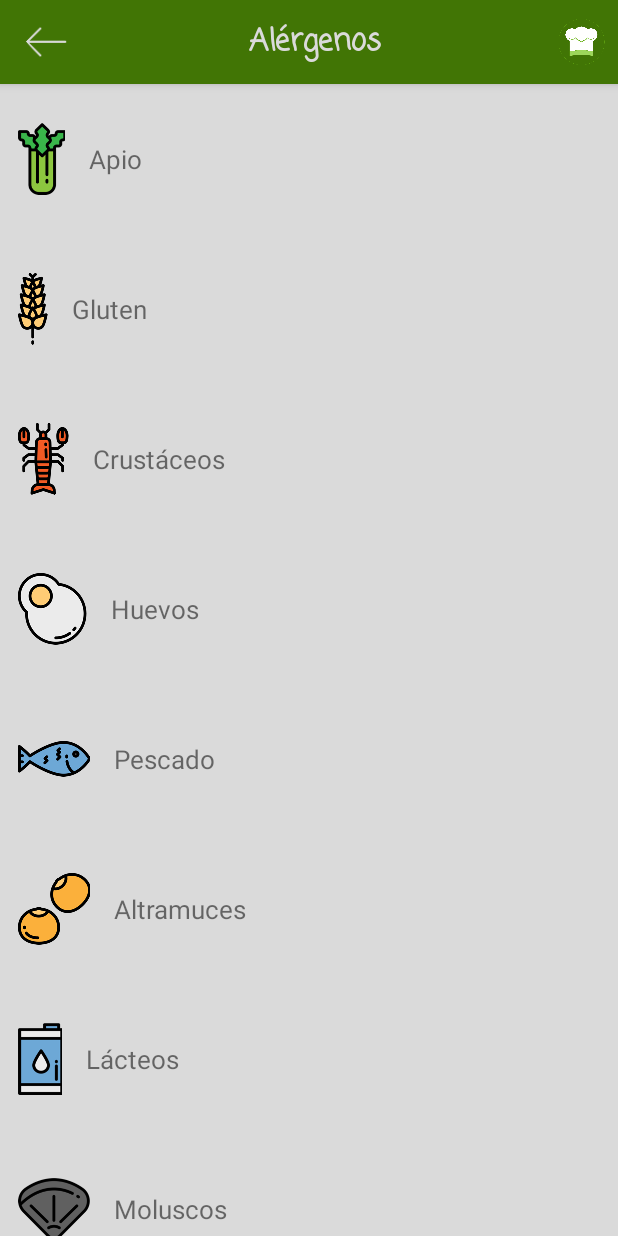
After one commit to KCBootcamp/KCMyRestaurant, an Android app: the AllergensListFragment screen opened directly, with no data from a screen before it, on a phone screen of 412 x 824 dp. The commit adds this screen. Run offline under Robolectric (Android 15) with nearby library versions, the phone set to English and light mode, and no system bars; our stand-ins replace Picasso; network calls fail.

Commit message:
Implemented Allergens Activity, created list fragment with adapter for allergens

```diff
--- a/app/src/main/java/es/bhavishchandnani/myrestaurant/activities/AllergensActivity.java
+++ b/app/src/main/java/es/bhavishchandnani/myrestaurant/activities/AllergensActivity.java
@@ -5,12 +5,15 @@ import android.support.annotation.NonNull;
 import android.support.v7.app.AppCompatActivity;
 
 import es.bhavishchandnani.myrestaurant.R;
+import es.bhavishchandnani.myrestaurant.fragments.AllergensListFragment;
+import es.bhavishchandnani.myrestaurant.model.Allergens;
 import es.bhavishchandnani.myrestaurant.views.ToolbarClickInterface;
 
 import static es.bhavishchandnani.myrestaurant.views.CustomViews.setCustomToolbarView;
 
 public class AllergensActivity extends AppCompatActivity {
 
+    private AllergensListFragment allergensFragment;
     @Override
     protected void onCreate(Bundle savedInstanceState) {
         super.onCreate(savedInstanceState);
@@ -21,6 +24,9 @@ public class AllergensActivity extends AppCompatActivity {
                 R.drawable.ic_arrow_left,
                 R.drawable.ic_my_restaurant,
                 getToolbarClickListener());
+
+        allergensFragment = (AllergensListFragment) getSupportFragmentManager().findFragmentById(R.id.fragment_allergens_list);
+        allergensFragment.setAllergens(Allergens.getAllergens());
     }
 
     @NonNull
--- /dev/null
+++ b/app/src/main/java/es/bhavishchandnani/myrestaurant/adapters/AllergensAdapter.java
@@ -0,0 +1,45 @@
+package es.bhavishchandnani.myrestaurant.adapters;
+
+
+import android.content.Context;
+import android.support.v7.widget.RecyclerView;
+import android.view.LayoutInflater;
+import android.view.View;
+import android.view.ViewGroup;
+
+import java.util.LinkedList;
+
+import es.bhavishchandnani.myrestaurant.R;
+import es.bhavishchandnani.myrestaurant.model.Allergens;
+import es.bhavishchandnani.myrestaurant.views.AllergenRowViewHolder;
+
+public class AllergensAdapter extends RecyclerView.Adapter<AllergenRowViewHolder> {
+
+    private final LayoutInflater layoutInflater;
+    private final LinkedList<Allergens> allergens;
+
+    public AllergensAdapter(Context context, LinkedList<Allergens> allergens) {
+        this.layoutInflater = LayoutInflater.from(context);
+        this.allergens = allergens;
+    }
+
+    @Override
+    public AllergenRowViewHolder onCreateViewHolder(ViewGroup parent, int viewType) {
+        View view = layoutInflater.inflate(R.layout.row_allergen, parent, false);
+        return new AllergenRowViewHolder(view);
+    }
+
+    @Override
+    public void onBindViewHolder(AllergenRowViewHolder row, int position) {
+
+        final Allergens allergen = allergens.get(position);
+
+        row.setAllergen(allergen);
+
+    }
+
+    @Override
+    public int getItemCount() {
+        return allergens.size();
+    }
+}
--- /dev/null
+++ b/app/src/main/java/es/bhavishchandnani/myrestaurant/fragments/AllergensListFragment.java
@@ -0,0 +1,63 @@
+package es.bhavishchandnani.myrestaurant.fragments;
+
+
+import android.os.Bundle;
+import android.support.design.widget.FloatingActionButton;
+import android.support.v4.app.Fragment;
+import android.support.v7.widget.LinearLayoutManager;
+import android.support.v7.widget.RecyclerView;
+import android.view.LayoutInflater;
+import android.view.View;
+import android.view.ViewGroup;
+
+import java.util.LinkedList;
+
+import es.bhavishchandnani.myrestaurant.R;
+import es.bhavishchandnani.myrestaurant.adapters.AllergensAdapter;
+import es.bhavishchandnani.myrestaurant.model.Allergens;
+
+/**
+ * A simple {@link Fragment} subclass.
+ */
+public class AllergensListFragment extends Fragment {
+
+    private RecyclerView allergensRecyclerView;
+    private AllergensAdapter adapter;
+    private LinkedList<Allergens> allergens;
+
+    public AllergensListFragment() {
+        // Required empty public constructor
+    }
+
+
+    @Override
+    public View onCreateView(LayoutInflater inflater, ViewGroup container,
+                             Bundle savedInstanceState) {
+        View view = inflater.inflate(R.layout.fragment_list, container, false);
+        allergensRecyclerView = (RecyclerView) view.findViewById(R.id.recycler_view);
+        allergensRecyclerView.setLayoutManager(new LinearLayoutManager(getActivity()));
+
+        FloatingActionButton addBtn = (FloatingActionButton) view.findViewById(R.id.add_button);
+        addBtn.setVisibility(View.GONE);
+
+        return view;
+    }
+
+    private void updateUI() {
+
+        adapter = new AllergensAdapter(getActivity(),allergens);
+        allergensRecyclerView.setAdapter(adapter);
+
+    }
+
+    public LinkedList<Allergens> getAllergens() {
+        return allergens;
+    }
+
+    public void setAllergens(LinkedList<Allergens> allergens) {
+        this.allergens = allergens;
+        updateUI();
+    }
+
+
+}
--- a/app/src/main/java/es/bhavishchandnani/myrestaurant/model/Allergens.java
+++ b/app/src/main/java/es/bhavishchandnani/myrestaurant/model/Allergens.java
@@ -1,5 +1,8 @@
 package es.bhavishchandnani.myrestaurant.model;
 
+
+import java.util.Arrays;
+import java.util.LinkedList;
 
 import es.bhavishchandnani.myrestaurant.R;
 
@@ -19,11 +22,16 @@ public enum Allergens {
     SOYA(R.string.allergen_soya, R.drawable.ic_allergen_soya),
     SULPHITES(R.string.allergen_sulphites, R.drawable.ic_allergen_sulphites);
 
-    private final int stringId;
-    private final int iconId;
+    public final int stringId;
+    public final int iconId;
 
     Allergens(int stringId, int iconId) {
         this.stringId = stringId;
         this.iconId = iconId;
     }
+
+    public static LinkedList<Allergens> getAllergens(){
+        LinkedList<Allergens> allergensList = new LinkedList<>(Arrays.asList(Allergens.values()));
+        return allergensList;
+    }
 }
--- /dev/null
+++ b/app/src/main/java/es/bhavishchandnani/myrestaurant/views/AllergenRowViewHolder.java
@@ -0,0 +1,38 @@
+package es.bhavishchandnani.myrestaurant.views;
+
+
+import android.content.Context;
+import android.support.v7.widget.RecyclerView;
+import android.view.View;
+import android.widget.ImageView;
+import android.widget.TextView;
+
+import com.squareup.picasso.Picasso;
+
+import es.bhavishchandnani.myrestaurant.R;
+import es.bhavishchandnani.myrestaurant.model.Allergens;
+
+public class AllergenRowViewHolder extends RecyclerView.ViewHolder {
+    private TextView nameTextView;
+    private ImageView iconImageView;
+    private Context context;
+
+    public AllergenRowViewHolder(View itemView) {
+        super(itemView);
+        context = itemView.getContext();
+        nameTextView = (TextView) itemView.findViewById(R.id.row_text);
+        iconImageView = (ImageView) itemView.findViewById(R.id.row_icon);
+
+    }
+
+    public void setAllergen(final Allergens allergen){
+        if (allergen == null){
+            return;
+        }
+
+        nameTextView.setText(context.getResources().getString(allergen.stringId));
+        Picasso.with(context)
+                .load(allergen.iconId)
+                .into(iconImageView);
+    }
+}
--- a/app/src/main/res/layout/activity_allergens.xml
+++ b/app/src/main/res/layout/activity_allergens.xml
@@ -5,24 +5,17 @@
     android:id="@+id/activity_allergens"
     android:layout_width="match_parent"
     android:layout_height="match_parent"
+    android:orientation="vertical"
     tools:context="es.bhavishchandnani.myrestaurant.activities.AllergensActivity">
 
-    <include layout="@layout/toolbar" />
-
-    <LinearLayout
-        android:layout_width="match_parent"
-        android:layout_height="match_parent"
-        android:paddingBottom="@dimen/activity_vertical_margin"
-        android:paddingLeft="@dimen/activity_horizontal_margin"
-        android:paddingRight="@dimen/activity_horizontal_margin"
-        android:paddingTop="@dimen/activity_vertical_margin">
-
-    </LinearLayout>
+    <include layout="@layout/toolbar"/>
 
     <fragment
+        android:id="@+id/fragment_allergens_list"
+        android:name="es.bhavishchandnani.myrestaurant.fragments.AllergensListFragment"
+        android:layout_marginLeft="@dimen/fragment_horizontal_margin"
+        android:layout_marginRight="@dimen/fragment_horizontal_margin"
         android:layout_width="match_parent"
-        android:layout_height="match_parent">
-
-    </fragment>
+        android:layout_height="match_parent"/>
 
 </LinearLayout>
--- /dev/null
+++ b/app/src/main/res/layout/fragment_list.xml
@@ -0,0 +1,27 @@
+<?xml version="1.0" encoding="utf-8"?>
+<FrameLayout
+    xmlns:android="http://schemas.android.com/apk/res/android"
+    xmlns:tools="http://schemas.android.com/tools"
+    android:layout_width="match_parent"
+    android:layout_height="match_parent"
+    xmlns:app="http://schemas.android.com/apk/res-auto"
+    tools:context="es.bhavishchandnani.myrestaurant.fragments.AllergensListFragment">
+
+    <android.support.v7.widget.RecyclerView
+        android:id="@+id/recycler_view"
+        android:layout_width="match_parent"
+        android:layout_height="match_parent">
+
+    </android.support.v7.widget.RecyclerView>
+
+    <android.support.design.widget.FloatingActionButton
+        android:id="@+id/add_button"
+        android:layout_width="wrap_content"
+        android:layout_height="wrap_content"
+        android:layout_gravity="bottom|right"
+        android:src="@drawable/ic_plus"
+        android:layout_margin="@dimen/fab_margin"
+        app:backgroundTint="@color/colorDarkGreen"
+        />
+
+</FrameLayout>
--- /dev/null
+++ b/app/src/main/res/layout/row_allergen.xml
@@ -0,0 +1,23 @@
+<?xml version="1.0" encoding="utf-8"?>
+<LinearLayout xmlns:android="http://schemas.android.com/apk/res/android"
+              xmlns:tools="http://schemas.android.com/tools"
+              android:orientation="horizontal"
+              android:layout_width="match_parent"
+              android:layout_height="@dimen/row_height">
+
+    <ImageView
+        android:id="@+id/row_icon"
+        android:layout_width="wrap_content"
+        android:layout_height="match_parent"
+        tools:src="@drawable/ic_allergen"/>
+
+    <TextView
+        android:id="@+id/row_text"
+        android:layout_width="match_parent"
+        android:layout_height="match_parent"
+        android:gravity="center_vertical"
+        tools:text="Texto de ejemplo"
+        android:textSize="@dimen/row_text_dim"
+        android:layout_marginLeft="@dimen/text_image_margin"/>
+
+</LinearLayout>
```
